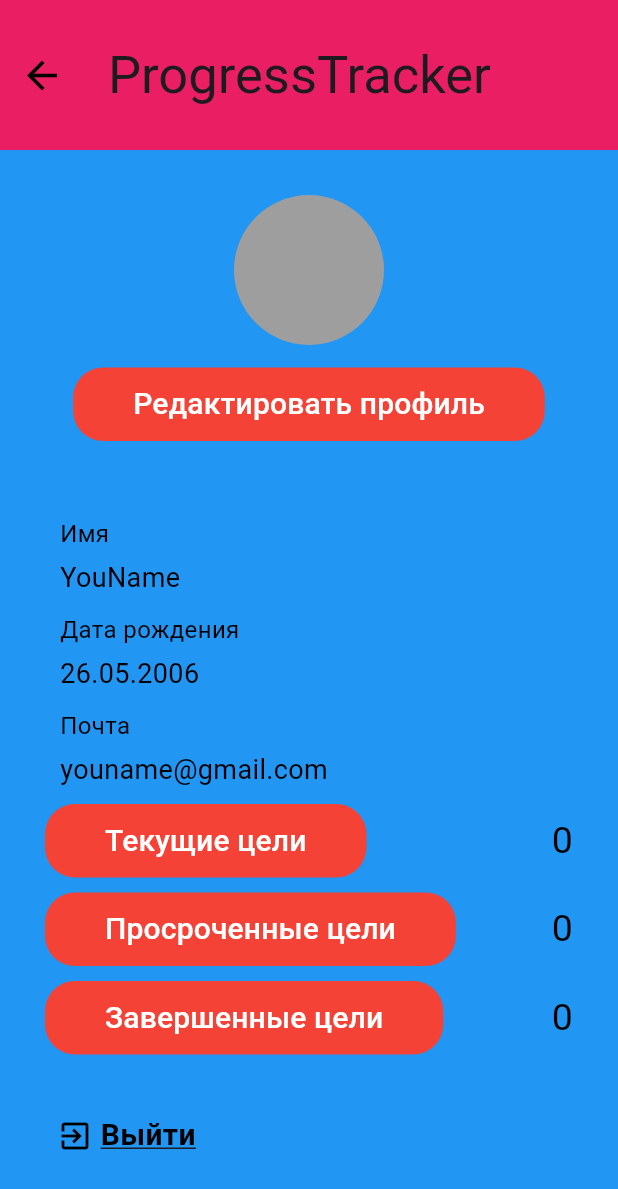
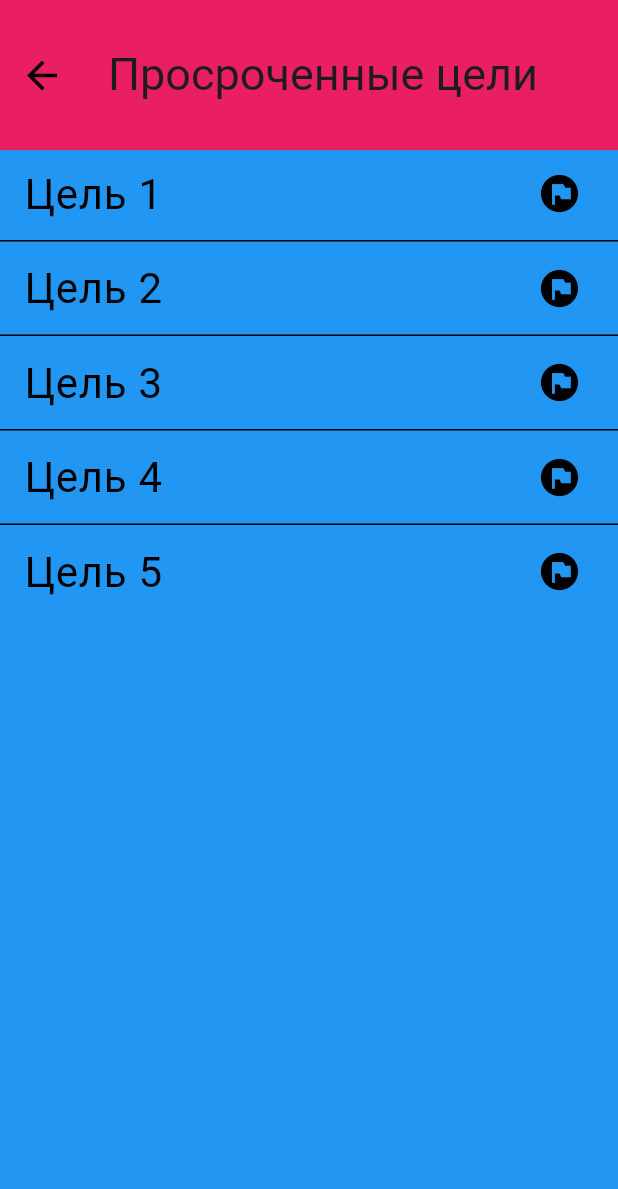
Before and after one commit to DureevaElena/ProgressTrackerapp_client, a Flutter app: the PersonalInformationUserScreen screen opened by its route, after a tap on "Просроченные цели", on a phone screen of 412 x 824 dp. Shown: the top 1189 px of the screen. Run offline on Flutter 3.47's test engine with Material 3 defaults, Android fonts, the phone set to English and light mode, and no system bars; Roboto replaces fonts that are missing (Montserrat).

Commit message:
цели пользователя из личного кабинета (нужно отредактировать резделительные линии между элементами списка)

```diff
--- /dev/null
+++ b/lib/expired_goals_screen.dart
@@ -0,0 +1,56 @@
+import 'package:flutter/material.dart';
+
+
+//Просроченные цели
+
+class ExpiredGoalsScreen extends StatelessWidget {
+  const ExpiredGoalsScreen({Key? key}) : super(key: key);
+
+  @override
+  Widget build(BuildContext context) {
+    return Scaffold(
+      appBar: AppBar(
+        toolbarHeight: 100,
+        leading: IconButton(
+          onPressed: (){
+            Navigator.pop(context);
+        }, icon: const Icon(
+          Icons.arrow_back,
+          color: Colors.black ,
+          size: 30,
+          ),
+        ),
+        title: const Text('Просроченные цели',
+        style: TextStyle(
+          fontFamily: 'Montserrat',
+          fontSize: 30)),
+      ),
+      body: ListView.separated(
+        itemBuilder: (context, index) {
+          return ListTile(
+            title: Text('Цель ${index + 1}',
+              style: const TextStyle(
+                fontSize: 28,
+                color: Colors.black,
+              ),
+            ),
+            trailing: const Icon(
+              Icons.flag_circle,
+              size: 30,
+              color: Colors.black,
+            ),
+          );
+        },
+        separatorBuilder: (context, index) {
+          // Добавляем разделитель после каждого элемента списка, кроме последнего
+          return const Divider(
+            color: Colors.black,
+            height: 5,
+          );
+        },
+        itemCount: 5,
+         // Количество элементов в списке
+      ),
+    );
+  }
+}
--- a/lib/main.dart
+++ b/lib/main.dart
@@ -1,7 +1,9 @@
 import 'package:flutter/material.dart';
 import 'package:progresstrackerapp/authorization_form_screen.dart';
 import 'package:progresstrackerapp/change_password_screen.dart';
+import 'package:progresstrackerapp/current_goals_screen.dart';
 import 'package:progresstrackerapp/edit_profile_screen.dart';
+import 'package:progresstrackerapp/expired_goals_screen.dart';
 import 'package:progresstrackerapp/home_screen_unauthorized_user.dart';
 import 'package:progresstrackerapp/individual_home_authorized_user_screen.dart';
 import 'package:progresstrackerapp/loading_app_screen.dart';
@@ -39,6 +41,9 @@ class MyApp extends StatelessWidget {
         '/IndividualHomeScreenAuthorizedUser':(context) => const IndividualHomeScreenAuthorizedUser(),
         '/PersonalInformationUserScreen':(context) => const PersonalInformationUserScreen(),
         '/EditProfileScreen':(context) => const EditProfileScreen(),
+        '/CurrentGoalsScreen':(context) => const CurrentGoalsScreen(),
+        '/ExpiredGoalsScreen':(context) => const ExpiredGoalsScreen(),
+        '/CurrentGoalsScreen':(context) => const CurrentGoalsScreen(),
 
 
       },
--- a/lib/personal_information_user_screen.dart
+++ b/lib/personal_information_user_screen.dart
@@ -140,7 +140,7 @@ class PersonalInformationUserScreen extends StatelessWidget {
                 Align(alignment: Alignment.bottomLeft,
                   child: TextButton(
                       onPressed: () {
-                      //Navigator.pushNamed(context, '/IndividualHomeScreenAuthorizedUser');
+                      Navigator.pushNamed(context, '/CurrentGoalsScreen');
                     },
                     style: ElevatedButton.styleFrom(
                       backgroundColor: Colors.red,
@@ -178,7 +178,7 @@ class PersonalInformationUserScreen extends StatelessWidget {
                 Align(alignment: Alignment.bottomLeft,
                   child: TextButton(
                       onPressed: () {
-                      //Navigator.pushNamed(context, '/IndividualHomeScreenAuthorizedUser');
+                      Navigator.pushNamed(context, '/ExpiredGoalsScreen');
                     },
                     style: ElevatedButton.styleFrom(
                       backgroundColor: Colors.red,
@@ -217,7 +217,7 @@ class PersonalInformationUserScreen extends StatelessWidget {
                 Align(alignment: Alignment.bottomLeft,
                   child: TextButton(
                       onPressed: () {
-                      //Navigator.pushNamed(context, '/IndividualHomeScreenAuthorizedUser');
+                      Navigator.pushNamed(context, '/CurrentGoalsScreen');
                     },
                     style: ElevatedButton.styleFrom(
                       backgroundColor: Colors.red,
```
Also changed, not shown: lib/completed_goals_screen.dart (added, +56 -0 lines), lib/current_goals_screen.dart (added, +56 -0 lines).
